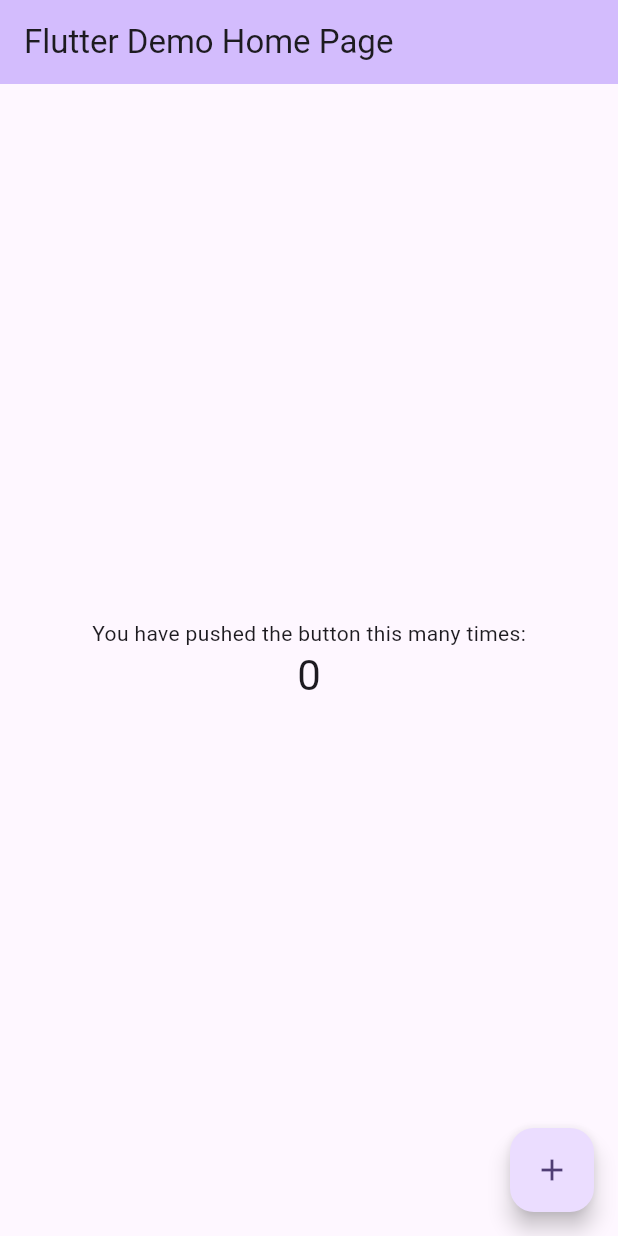
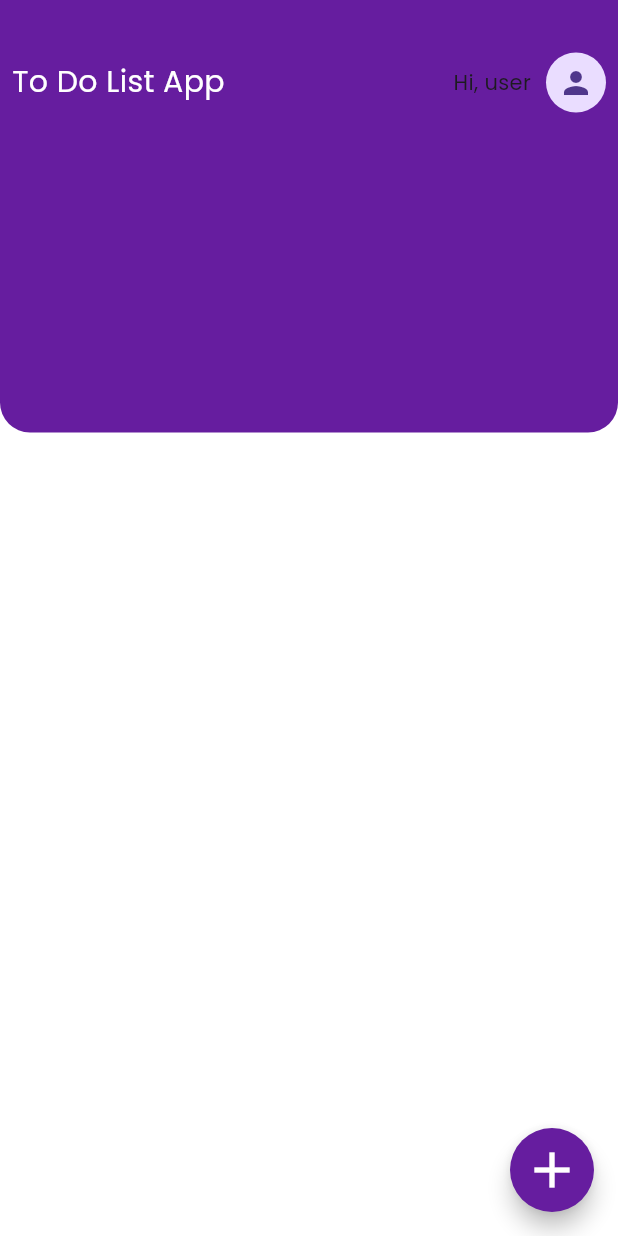
Before and after one commit to MiladnserSB/ToDoListApp, a Flutter app: the screen it shows after launch, on a phone screen of 412 x 824 dp. Run offline on Flutter 3.47's test engine with Material 3 defaults, Android fonts, the phone set to English and light mode, and no system bars.

Commit message:
creating the home page view and lower and upper part and add font

```diff
--- /dev/null
+++ b/lib/constants.dart
@@ -0,0 +1,3 @@
+import 'package:flutter/material.dart';
+
+Color kPriamryColor = Color(0xFF661d9f);
--- a/lib/main.dart
+++ b/lib/main.dart
@@ -1,125 +1,20 @@
 import 'package:flutter/material.dart';
+import 'package:to_do_list_app/views/home_page_view.dart';
 
 void main() {
-  runApp(const MyApp());
+  runApp(ToDoListApp());
 }
+class ToDoListApp extends StatelessWidget {
+  const ToDoListApp({super.key});
 
-class MyApp extends StatelessWidget {
-  const MyApp({super.key});
-
-  // This widget is the root of your application.
   @override
   Widget build(BuildContext context) {
     return MaterialApp(
-      title: 'Flutter Demo',
       theme: ThemeData(
-        // This is the theme of your application.
-        //
-        // TRY THIS: Try running your application with "flutter run". You'll see
-        // the application has a purple toolbar. Then, without quitting the app,
-        // try changing the seedColor in the colorScheme below to Colors.green
-        // and then invoke "hot reload" (save your changes or press the "hot
-        // reload" button in a Flutter-supported IDE, or press "r" if you used
-        // the command line to start the app).
-        //
-        // Notice that the counter didn't reset back to zero; the application
-        // state is not lost during the reload. To reset the state, use hot
-        // restart instead.
-        //
-        // This works for code too, not just values: Most code changes can be
-        // tested with just a hot reload.
-        colorScheme: ColorScheme.fromSeed(seedColor: Colors.deepPurple),
-        useMaterial3: true,
+        fontFamily: 'Poppins'
       ),
-      home: const MyHomePage(title: 'Flutter Demo Home Page'),
+      debugShowCheckedModeBanner: false,
+      home: HomePageView(),
     );
   }
 }
-
-class MyHomePage extends StatefulWidget {
-  const MyHomePage({super.key, required this.title});
-
-  // This widget is the home page of your application. It is stateful, meaning
-  // that it has a State object (defined below) that contains fields that affect
-  // how it looks.
-
-  // This class is the configuration for the state. It holds the values (in this
-  // case the title) provided by the parent (in this case the App widget) and
-  // used by the build method of the State. Fields in a Widget subclass are
-  // always marked "final".
-
-  final String title;
-
-  @override
-  State<MyHomePage> createState() => _MyHomePageState();
-}
-
-class _MyHomePageState extends State<MyHomePage> {
-  int _counter = 0;
-
-  void _incrementCounter() {
-    setState(() {
-      // This call to setState tells the Flutter framework that something has
-      // changed in this State, which causes it to rerun the build method below
-      // so that the display can reflect the updated values. If we changed
-      // _counter without calling setState(), then the build method would not be
-      // called again, and so nothing would appear to happen.
-      _counter++;
-    });
-  }
-
-  @override
-  Widget build(BuildContext context) {
-    // This method is rerun every time setState is called, for instance as done
-    // by the _incrementCounter method above.
-    //
-    // The Flutter framework has been optimized to make rerunning build methods
-    // fast, so that you can just rebuild anything that needs updating rather
-    // than having to individually change instances of widgets.
-    return Scaffold(
-      appBar: AppBar(
-        // TRY THIS: Try changing the color here to a specific color (to
-        // Colors.amber, perhaps?) and trigger a hot reload to see the AppBar
-        // change color while the other colors stay the same.
-        backgroundColor: Theme.of(context).colorScheme.inversePrimary,
-        // Here we take the value from the MyHomePage object that was created by
-        // the App.build method, and use it to set our appbar title.
-        title: Text(widget.title),
-      ),
-      body: Center(
-        // Center is a layout widget. It takes a single child and positions it
-        // in the middle of the parent.
-        child: Column(
-          // Column is also a layout widget. It takes a list of children and
-          // arranges them vertically. By default, it sizes itself to fit its
-          // children horizontally, and tries to be as tall as its parent.
-          //
-          // Column has various properties to control how it sizes itself and
-          // how it positions its children. Here we use mainAxisAlignment to
-          // center the children vertically; the main axis here is the vertical
-          // axis because Columns are vertical (the cross axis would be
-          // horizontal).
-          //
-          // TRY THIS: Invoke "debug painting" (choose the "Toggle Debug Paint"
-          // action in the IDE, or press "p" in the console), to see the
-          // wireframe for each widget.
-          mainAxisAlignment: MainAxisAlignment.center,
-          children: <Widget>[
-            const Text(
-              'You have pushed the button this many times:',
-            ),
-            Text(
-              '$_counter',
-              style: Theme.of(context).textTheme.headlineMedium,
-            ),
-          ],
-        ),
-      ),
-      floatingActionButton: FloatingActionButton(
-        onPressed: _incrementCounter,
-        tooltip: 'Increment',
-        child: const Icon(Icons.add),
-      ), // This trailing comma makes auto-formatting nicer for build methods.
-    );
-  }
-}
--- /dev/null
+++ b/lib/views/home_page_view.dart
@@ -0,0 +1,24 @@
+import 'package:flutter/material.dart';
+import 'package:to_do_list_app/constants.dart';
+import 'package:to_do_list_app/widgets/home_page_view_body.dart';
+
+class HomePageView extends StatelessWidget {
+  const HomePageView({super.key});
+
+  @override
+  Widget build(BuildContext context) {
+    return Scaffold(
+      floatingActionButton: FloatingActionButton(
+        onPressed: () {},
+         shape: const CircleBorder(),
+        backgroundColor: kPriamryColor,
+        child: const Icon(
+          Icons.add,
+          size: 40,
+          color: Colors.white,
+        ),
+      ),
+      body: const HomePageViewBody(),
+    );
+  }
+}
--- /dev/null
+++ b/lib/views/home_page_view_body_lower_part.dart
@@ -0,0 +1,42 @@
+import 'package:flutter/material.dart';
+import 'package:to_do_list_app/constants.dart';
+
+class HomePageViewBodyUpperPart extends StatelessWidget {
+  const HomePageViewBodyUpperPart({
+    super.key,
+  });
+
+  @override
+  Widget build(BuildContext context) {
+    return Container(
+      height: MediaQuery.of(context).size.height*0.35,
+      decoration:BoxDecoration(
+        // image: DecorationImage(image: NetworkImage('')),
+        color: kPriamryColor,
+        borderRadius: BorderRadius.vertical(bottom: Radius.circular(20))
+      ),
+      child: Column(
+        children: [
+          SizedBox(height: 35,),
+          Padding(
+            padding: const EdgeInsets.symmetric(horizontal:  8.0),
+            child: Row(
+              children: [Text('To Do List App', style: TextStyle(
+                fontSize: 20,
+                color: Colors.white
+              ),),
+              Spacer(),
+              Text('Hi, user'),
+              SizedBox(width: 10,),
+              CircleAvatar(
+                child: Icon(Icons.person),
+              )
+
+              ],
+            ),
+          )
+        ],
+      ),
+    );
+  }
+}
--- /dev/null
+++ b/lib/views/home_page_view_body_upper_part.dart
@@ -0,0 +1,12 @@
+import 'package:flutter/material.dart';
+
+class HomePageViewBodyLowerPart extends StatelessWidget {
+  const HomePageViewBodyLowerPart({
+    super.key,
+  });
+
+  @override
+  Widget build(BuildContext context) {
+    return Container(color: Colors.white,);
+  }
+}
--- /dev/null
+++ b/lib/widgets/home_page_view_body.dart
@@ -0,0 +1,18 @@
+import 'package:flutter/material.dart';
+import 'package:to_do_list_app/constants.dart';
+import 'package:to_do_list_app/views/home_page_view_body_lower_part.dart';
+import 'package:to_do_list_app/views/home_page_view_body_upper_part.dart';
+
+class HomePageViewBody extends StatelessWidget {
+  const HomePageViewBody({super.key});
+
+  @override
+  Widget build(BuildContext context) {
+    return Stack(
+      children: [
+        HomePageViewBodyLowerPart(),
+        HomePageViewBodyUpperPart(),
+      ],
+    );
+  }
+}
```
Also changed, not shown: pubspec.yaml (+4 -4 lines), assets/fonts/Poppins-Regular.ttf (added).
